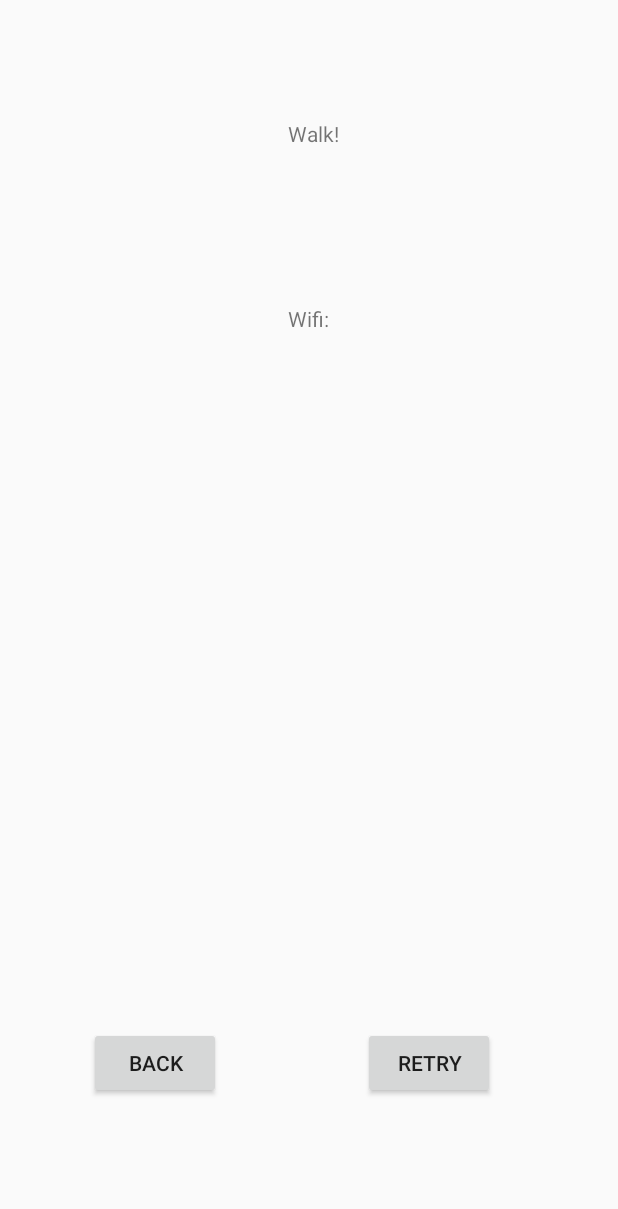
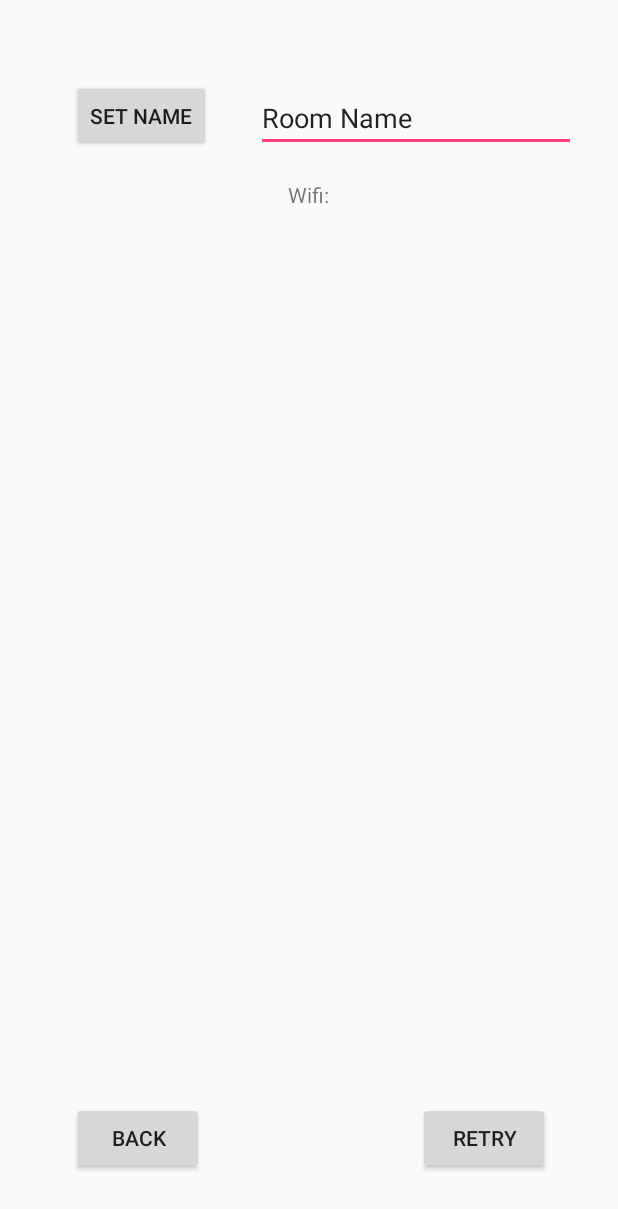
Before and after one commit to valentecaio/WifiIndoorPositioningSystem, an Android app: the layout activity_learning.xml on its own in the app's theme, with its tools: preview values and no code run, on a phone screen of 412 x 824 dp. Shown: the top 1209 px of the screen. Run offline under Robolectric (Android 15) with nearby library versions, the phone set to English and light mode, and no system bars.

Commit message:
caio boiola

```diff
--- a/app/app/src/main/java/com/example/andreseidel/interculturel/Room.java
+++ b/app/app/src/main/java/com/example/andreseidel/interculturel/Room.java
@@ -14,6 +14,10 @@ public class Room implements Serializable{
 
     public Room(String name){
         this.name = name;
+        this.routers = new ArrayList<RouterInRoom>();
+    }
+
+    public Room(){
         this.routers = new ArrayList<RouterInRoom>();
     }
 
--- a/app/app/src/main/res/layout/activity_learning.xml
+++ b/app/app/src/main/res/layout/activity_learning.xml
@@ -23,35 +23,50 @@
         android:text="Back"
         android:layout_width="wrap_content"
         android:layout_height="wrap_content"
+        android:layout_marginLeft="32dp"
+        android:layout_marginStart="32dp"
+        android:layout_marginBottom="25dp"
+        android:id="@+id/back"
+        android:onClick="Back"
         android:layout_alignParentBottom="true"
         android:layout_alignParentLeft="true"
-        android:layout_alignParentStart="true"
-        android:layout_marginLeft="43dp"
-        android:layout_marginStart="43dp"
-        android:layout_marginBottom="75dp"
-        android:id="@+id/back"
-        android:onClick="Back" />
+        android:layout_alignParentStart="true" />
+
+    <Button
+        android:text="Set name"
+        android:layout_width="wrap_content"
+        android:layout_height="wrap_content"
+        android:id="@+id/setName"
+        android:layout_alignParentTop="true"
+        android:layout_alignLeft="@+id/back"
+        android:layout_alignStart="@+id/back"
+        android:layout_marginTop="37dp"
+        android:onClick="setName" />
 
     <Button
         android:text="Retry"
         android:layout_width="wrap_content"
         android:layout_height="wrap_content"
+        android:id="@+id/Retry"
+        android:onClick="Retry"
+        android:layout_alignBaseline="@+id/back"
         android:layout_alignBottom="@+id/back"
         android:layout_alignParentRight="true"
         android:layout_alignParentEnd="true"
-        android:layout_marginRight="66dp"
-        android:layout_marginEnd="66dp"
-        android:id="@+id/Retry"
-        android:onClick="Retry" />
+        android:layout_marginRight="29dp"
+        android:layout_marginEnd="29dp" />
 
-    <TextView
-        android:text="Walk!"
+    <EditText
         android:layout_width="wrap_content"
         android:layout_height="wrap_content"
-        android:layout_marginTop="63dp"
-        android:id="@+id/edit_message"
-        android:layout_alignParentTop="true"
-        android:layout_alignLeft="@+id/wifiStrength"
-        android:layout_alignStart="@+id/wifiStrength" />
+        android:inputType="textPersonName"
+        android:text="Room Name"
+        android:ems="10"
+        android:id="@+id/roomName"
+        android:layout_alignBottom="@+id/setName"
+        android:layout_toRightOf="@+id/setName"
+        android:layout_toEndOf="@+id/setName"
+        android:layout_marginLeft="30dp"
+        android:layout_marginStart="30dp" />
 
 </RelativeLayout>
```
Also changed, not shown: app/app/src/debug/res/values/google_maps_api.xml (added, +21 -0 lines), app/app/src/main/java/com/example/andreseidel/interculturel/InitialPageActivity.java (added, +48 -0 lines), app/app/src/main/java/com/example/andreseidel/interculturel/ShowStatisticsActivity.java (added, +13 -0 lines), app/app/src/main/java/com/example/andreseidel/interculturel/TelecomMapActivity.java (added, +46 -0 lines), app/app/src/main/java/com/example/andreseidel/interculturel/learningActivity.java (+18 -7 lines), app/app/src/main/res/layout/activity_initial_page.xml (added, +54 -0 lines), app/app/src/main/res/layout/activity_show_statistics.xml (added, +13 -0 lines), app/app/src/main/res/layout/activity_telecom_map.xml (added, +8 -0 lines), 1 other file.
